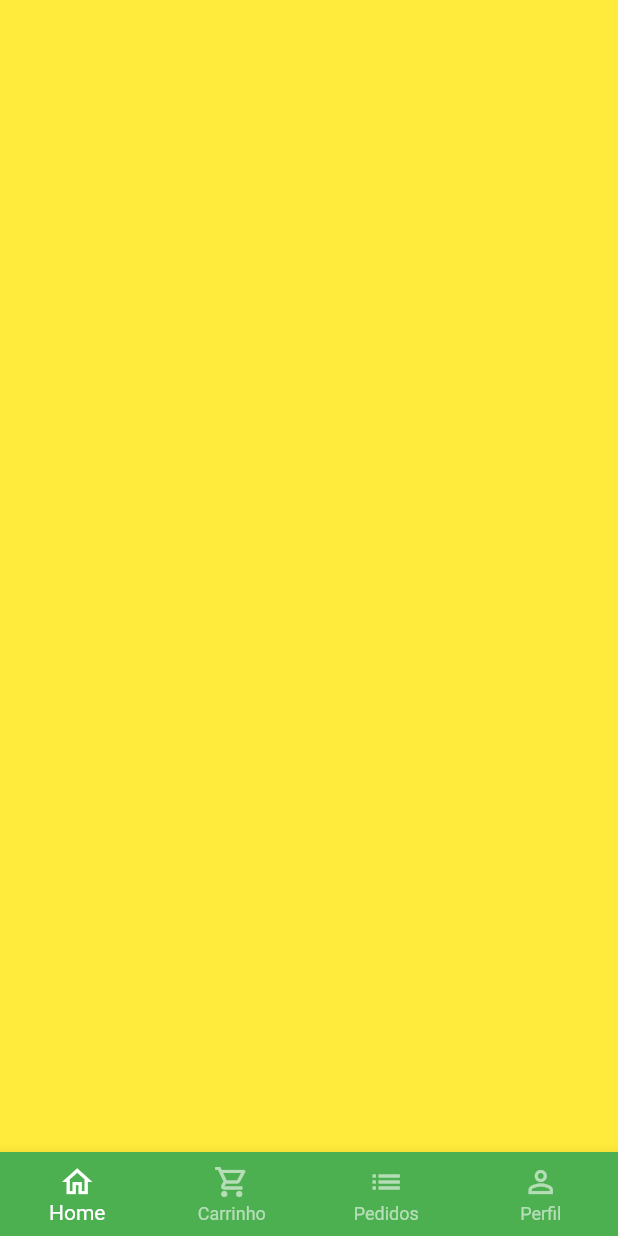
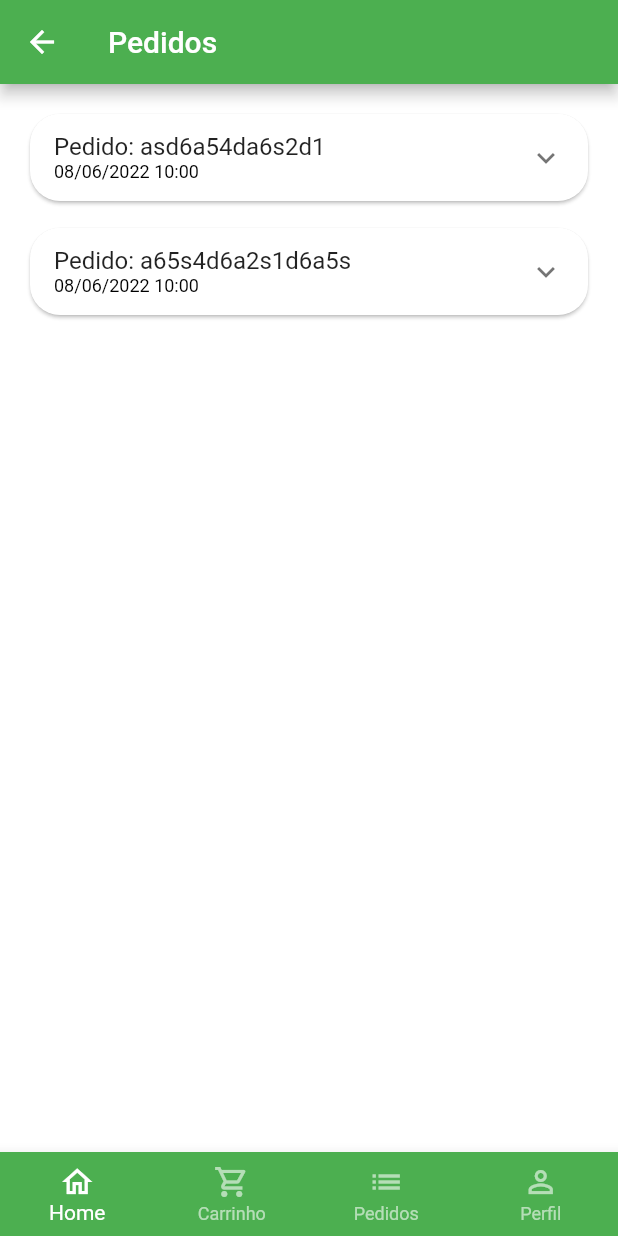
Before and after one commit to LuizMauro/flutter-mobile-shop, a Flutter app: the BaseScreen screen opened directly, swiped to page 3, on a phone screen of 412 x 824 dp. Run offline on Flutter 3.47's test engine with Material 2 defaults, Android fonts, the phone set to English and light mode, and no system bars; our stand-ins replace animated_text_kit, badges, mask_text_input_formatter.

Commit message:
added initial screen orders

```diff
--- a/lib/src/config/app_data.dart
+++ b/lib/src/config/app_data.dart
@@ -2,6 +2,7 @@ import 'package:teste/src/models/cart_item_model.dart';
 import 'package:teste/src/models/user_model.dart';
 
 import '../models/item_model.dart';
+import '../models/order_model.dart';
 
 ItemModel apple = ItemModel(
   description:
@@ -98,3 +99,49 @@ UserModel user = UserModel(
   cpf: '464.933.648-17',
   password: '123',
 );
+
+List<OrderModel> orders = [
+  // Pedido 01
+  OrderModel(
+    copyAndPaste: 'q1w2e3r4t5y6',
+    createdDateTime: DateTime.parse(
+      '2022-06-08 10:00:10.458',
+    ),
+    overdueDateTime: DateTime.parse(
+      '2022-06-08 11:00:10.458',
+    ),
+    id: 'asd6a54da6s2d1',
+    status: 'pending_payment',
+    total: 11.0,
+    items: [
+      CartItemModel(
+        item: apple,
+        quantity: 2,
+      ),
+      CartItemModel(
+        item: mango,
+        quantity: 2,
+      ),
+    ],
+  ),
+
+  // Pedido 02
+  OrderModel(
+    copyAndPaste: 'q1w2e3r4t5y6',
+    createdDateTime: DateTime.parse(
+      '2022-06-08 10:00:10.458',
+    ),
+    overdueDateTime: DateTime.parse(
+      '2022-06-08 11:00:10.458',
+    ),
+    id: 'a65s4d6a2s1d6a5s',
+    status: 'delivered',
+    total: 11.5,
+    items: [
+      CartItemModel(
+        item: guava,
+        quantity: 1,
+      ),
+    ],
+  ),
+];
--- /dev/null
+++ b/lib/src/models/order_model.dart
@@ -0,0 +1,21 @@
+import 'package:teste/src/models/cart_item_model.dart';
+
+class OrderModel {
+  String id;
+  DateTime createdDateTime;
+  DateTime overdueDateTime;
+  List<CartItemModel> items;
+  String status;
+  String copyAndPaste;
+  double total;
+
+  OrderModel({
+    required this.copyAndPaste,
+    required this.total,
+    required this.status,
+    required this.createdDateTime,
+    required this.overdueDateTime,
+    required this.id,
+    required this.items,
+  });
+}
--- a/lib/src/pages/base/base_screen.dart
+++ b/lib/src/pages/base/base_screen.dart
@@ -1,5 +1,6 @@
 import 'package:flutter/material.dart';
 import 'package:teste/src/pages/home/home_tab.dart';
+import 'package:teste/src/pages/orders/orders_tab.dart';
 
 import '../cart/cart_tab.dart';
 import '../profile/profile_tab.dart';
@@ -21,11 +22,11 @@ class _BaseScreenState extends State<BaseScreen> {
       body: PageView(
         physics: const NeverScrollableScrollPhysics(),
         controller: pageController,
-        children: [
-          const HomeTab(),
-          const CartTab(),
-          Container(color: Colors.yellow),
-          const ProfileTab(),
+        children: const [
+          HomeTab(),
+          CartTab(),
+          OrdersTab(),
+          ProfileTab(),
         ],
       ),
       bottomNavigationBar: BottomNavigationBar(
--- /dev/null
+++ b/lib/src/pages/orders/components/order_tile.dart
@@ -0,0 +1,101 @@
+import 'package:flutter/material.dart';
+import 'package:teste/src/models/cart_item_model.dart';
+import 'package:teste/src/models/order_model.dart';
+
+import '../../../services/utils_service.dart';
+
+class OrderTile extends StatelessWidget {
+  final OrderModel order;
+  OrderTile({super.key, required this.order});
+
+  final UtilsServices utilsServices = UtilsServices();
+
+  @override
+  Widget build(BuildContext context) {
+    return Card(
+      shape: RoundedRectangleBorder(
+        borderRadius: BorderRadius.circular(20),
+      ),
+      child: Theme(
+        data: Theme.of(context).copyWith(
+          dividerColor: Colors.transparent,
+        ),
+        child: ExpansionTile(
+          title: Column(
+            mainAxisSize: MainAxisSize.min,
+            crossAxisAlignment: CrossAxisAlignment.start,
+            children: [
+              Text('Pedido: ${order.id}'),
+              Text(
+                utilsServices.formatDateTime(order.createdDateTime),
+                style: const TextStyle(
+                  fontSize: 12,
+                  color: Colors.black,
+                ),
+              ),
+            ],
+          ),
+          childrenPadding: const EdgeInsets.fromLTRB(16, 0, 16, 16),
+          children: [
+            SizedBox(
+              height: 150,
+              child: Row(
+                children: [
+                  Expanded(
+                    flex: 3,
+                    child: ListView(
+                      physics: const BouncingScrollPhysics(),
+                      children: order.items.map((orderItem) {
+                        return _OrderItemWidget(
+                          utilsServices: utilsServices,
+                          orderItem: orderItem,
+                        );
+                      }).toList(),
+                    ),
+                  ),
+                  Expanded(
+                    flex: 2,
+                    child: Container(),
+                  ),
+                ],
+              ),
+            ),
+          ],
+        ),
+      ),
+    );
+  }
+}
+
+class _OrderItemWidget extends StatelessWidget {
+  const _OrderItemWidget({
+    required this.utilsServices,
+    required this.orderItem,
+  });
+
+  final UtilsServices utilsServices;
+  final CartItemModel orderItem;
+
+  @override
+  Widget build(BuildContext context) {
+    return Padding(
+      padding: const EdgeInsets.only(bottom: 10),
+      child: Row(
+        children: [
+          Text(
+            '${orderItem.quantity.toString()} ${orderItem.item.unit} ',
+            style: const TextStyle(
+              fontWeight: FontWeight.bold,
+            ),
+          ),
+          Expanded(child: Text(orderItem.item.itemName)),
+          Text(
+            utilsServices.priceToCurrency(
+              orderItem.totalPrice(),
+            ),
+          ),
+        ],
+      ),
+    );
+  }
+}
--- /dev/null
+++ b/lib/src/pages/orders/orders_tab.dart
@@ -0,0 +1,23 @@
+import 'package:flutter/material.dart';
+import 'package:teste/src/config/app_data.dart' as appData;
+
+import 'components/order_tile.dart';
+
+class OrdersTab extends StatelessWidget {
+  const OrdersTab({super.key});
+
+  @override
+  Widget build(BuildContext context) {
+    return Scaffold(
+        appBar: AppBar(
+          title: const Text('Pedidos'),
+        ),
+        body: ListView.separated(
+          padding: const EdgeInsets.all(16),
+          physics: const BouncingScrollPhysics(),
+          separatorBuilder: (_, index) => const SizedBox(height: 10),
+          itemBuilder: (_, index) => OrderTile(order: appData.orders[index]),
+          itemCount: appData.orders.length,
+        ));
+  }
+}
--- a/lib/src/services/utils_service.dart
+++ b/lib/src/services/utils_service.dart
@@ -1,4 +1,5 @@
 import 'package:intl/intl.dart';
+import 'package:intl/date_symbol_data_local.dart';
 
 class UtilsServices {
   String priceToCurrency(double price) {
@@ -6,4 +7,11 @@ class UtilsServices {
 
     return numberFormat.format(price);
   }
+
+  String formatDateTime(DateTime dateTime) {
+    initializeDateFormatting();
+
+    DateFormat dateFormat = DateFormat.yMd('pt_BR').add_Hm();
+    return dateFormat.format(dateTime);
+  }
 }
```
